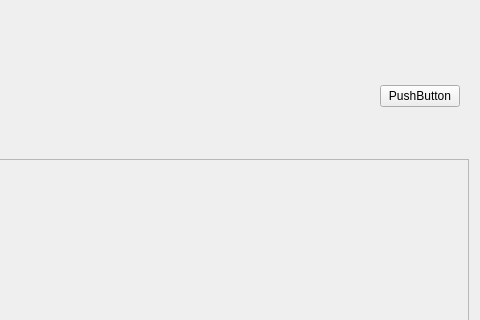
Old version of the form ui/Navigator.ui in the repository danielhsu021202/PythonCBAS; both pictures show x 224 to 704 and y 0 to 320 of the 704 by 490 pixel window.
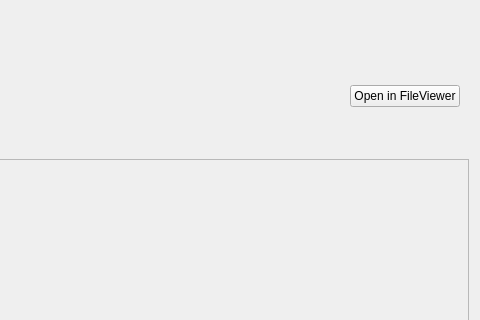
New version of the form.

Diff of the .ui file:
```diff
--- a/ui/Navigator.ui
+++ b/ui/Navigator.ui
@@ -78,7 +78,7 @@
       <item>
        <widget class="QPushButton" name="pushButton">
         <property name="text">
-         <string>PushButton</string>
+         <string>Open in FileViewer</string>
         </property>
        </widget>
       </item>
```
Left out of the diff: 4 changed lines with no effect on the pictures.
